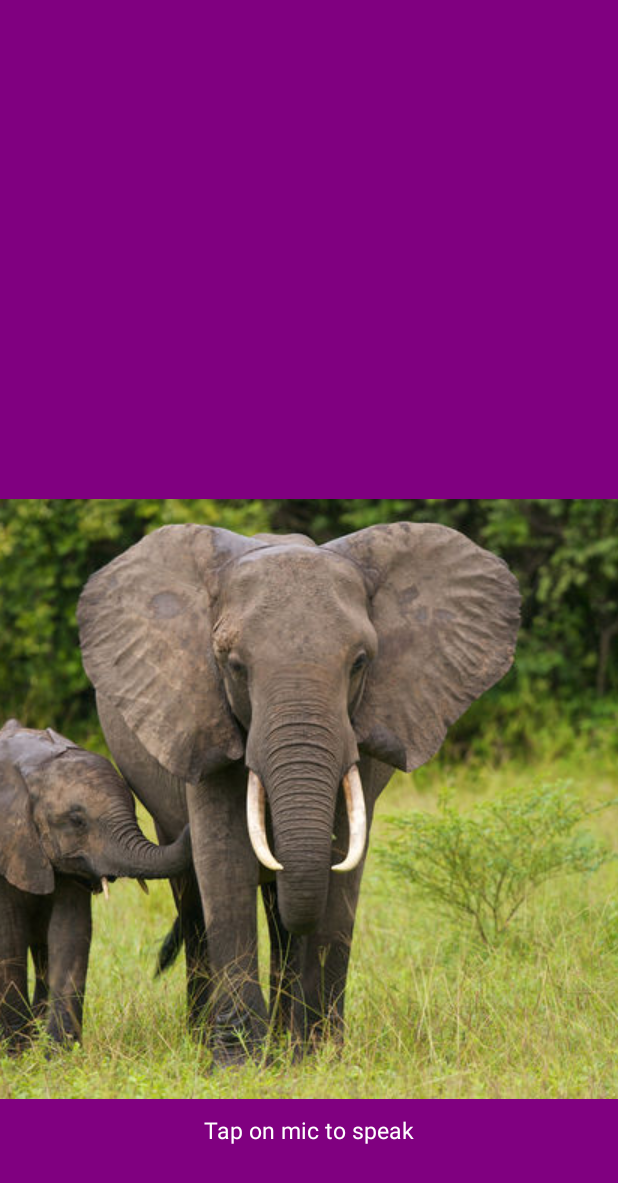
After one commit to jmatholia/standbyme, an Android app: the SpeechText screen opened directly, with no data from a screen before it, on a phone screen of 412 x 824 dp. The commit adds this screen. Shown: the top 1183 px of the screen. Run offline under Robolectric (Android 15) with nearby library versions, the phone set to English and light mode, and no system bars.

Commit message:
Speech Text Recognized, not hooked up

```diff
--- /dev/null
+++ b/app/src/main/java/com/fbhacks/standbyme/SpeechText.java
@@ -0,0 +1,108 @@
+package com.fbhacks.standbyme;
+
+import java.util.ArrayList;
+import java.util.Locale;
+
+import android.app.Activity;
+import android.content.ActivityNotFoundException;
+import android.content.Intent;
+import android.os.Bundle;
+import android.speech.RecognizerIntent;
+import android.util.Log;
+import android.view.Menu;
+import android.view.View;
+import android.widget.ImageButton;
+import android.widget.TextView;
+import android.widget.Toast;
+
+import static android.speech.RecognizerIntent.EXTRA_RESULTS;
+
+
+public class SpeechText extends Activity {
+
+    private TextView txtSpeechInput;
+    private ImageButton btnSpeak;
+    private final int REQ_CODE_SPEECH_INPUT = 100;
+    public String text = "";
+
+    @Override
+    protected void onCreate(Bundle savedInstanceState) {
+        super.onCreate(savedInstanceState);
+        setContentView(R.layout.activity_speech_text);
+
+        txtSpeechInput = (TextView) findViewById(R.id.txtSpeechInput);
+        btnSpeak = (ImageButton) findViewById(R.id.btnSpeak);
+
+        // hide the action bar
+        //getActionBar().hide();
+
+        btnSpeak.setOnClickListener(new View.OnClickListener() {
+
+            @Override
+            public void onClick(View v) {
+                promptSpeechInput();
+            }
+        });
+
+    }
+
+    /**
+     * Showing google speech input dialog
+     * */
+    private void promptSpeechInput() {
+        Intent intent = new Intent(RecognizerIntent.ACTION_RECOGNIZE_SPEECH);
+        intent.putExtra(RecognizerIntent.EXTRA_LANGUAGE_MODEL,
+                RecognizerIntent.LANGUAGE_MODEL_FREE_FORM);
+        intent.putExtra(RecognizerIntent.EXTRA_LANGUAGE, Locale.getDefault());
+        intent.putExtra(RecognizerIntent.EXTRA_PROMPT,
+                getString(R.string.speech_prompt));
+        try {
+            startActivityForResult(intent, REQ_CODE_SPEECH_INPUT);
+        } catch (ActivityNotFoundException a) {
+            Toast.makeText(getApplicationContext(),
+                    getString(R.string.speech_not_supported),
+                    Toast.LENGTH_SHORT).show();
+        }
+    }
+
+    /**
+     * Receiving speech input
+     * */
+    @Override
+    protected void onActivityResult(int requestCode, int resultCode, Intent data) {
+        super.onActivityResult(requestCode, resultCode, data);
+
+        switch (requestCode) {
+            case REQ_CODE_SPEECH_INPUT: {
+                if (resultCode == RESULT_OK && null != data) {
+
+                    ArrayList<String> result = data
+                            .getStringArrayListExtra(EXTRA_RESULTS);
+                    txtSpeechInput.setText(result.get(0));
+                    //data.getStringArrayExtra(RecognizerIntent.EXTRA_RESULTS) = "mom";
+
+                    text = result.get(0).toString();
+                    Log.d("Text: ", text);
+                    if(("mom").equals(text)) {
+                        Log.d("Text: ", "EMERGENCY");
+                    }
+                    else if(("dad").equals(text)){
+                        //facebook messenger location goes to your friends
+                        Log.d("Text: ", "FRIENDS");
+                    }
+
+                }
+                break;
+            }
+
+        }
+    }
+
+    /*@Override
+    public boolean onCreateOptionsMenu(Menu menu) {
+        // Inflate the menu; this adds items to the action bar if it is present.
+        getMenuInflater().inflate(R.menu.main, menu);
+        return true;
+    }
+*/
+}
--- /dev/null
+++ b/app/src/main/res/layout/activity_speech_text.xml
@@ -0,0 +1,46 @@
+<?xml version="1.0" encoding="utf-8"?>
+<RelativeLayout xmlns:android="http://schemas.android.com/apk/res/android"
+    xmlns:tools="http://schemas.android.com/tools"
+    android:layout_width="match_parent"
+    android:layout_height="match_parent"
+    android:background="#800080"
+    android:orientation="vertical" >
+
+    <TextView
+        android:id="@+id/txtSpeechInput"
+        android:layout_width="wrap_content"
+        android:layout_height="wrap_content"
+        android:layout_alignParentTop="true"
+        android:layout_centerHorizontal="true"
+        android:layout_marginTop="100dp"
+        android:textColor="@color/white"
+        android:textSize="26dp"
+        android:textStyle="normal" />
+
+    <LinearLayout
+        android:layout_width="wrap_content"
+        android:layout_height="wrap_content"
+        android:layout_alignParentBottom="true"
+        android:layout_centerHorizontal="true"
+        android:layout_marginBottom="60dp"
+        android:gravity="center"
+        android:orientation="vertical" >
+
+        <ImageButton
+            android:id="@+id/btnSpeak"
+            android:layout_width="wrap_content"
+            android:layout_height="wrap_content"
+            android:background="@null"
+            android:src="@drawable/elephants" />
+
+        <TextView
+            android:layout_width="wrap_content"
+            android:layout_height="wrap_content"
+            android:layout_marginTop="10dp"
+            android:text="@string/tap_on_mic"
+            android:textColor="@color/white"
+            android:textSize="15dp"
+            android:textStyle="normal" />
+    </LinearLayout>
+
+</RelativeLayout>
--- a/app/src/main/res/values/colors.xml
+++ b/app/src/main/res/values/colors.xml
@@ -3,4 +3,7 @@
     <color name="colorPrimary">#3F51B5</color>
     <color name="colorPrimaryDark">#303F9F</color>
     <color name="colorAccent">#FF4081</color>
+    <color name="white">#ffffff</color>
+    <color name="bg_gradient_start">#31244e</color>
+    <color name="bg_gradient_end">#6b394c</color>
 </resources>
--- a/app/src/main/res/values/strings.xml
+++ b/app/src/main/res/values/strings.xml
@@ -11,4 +11,10 @@
     <string name="fb_login_protocol_scheme">fb130687267412688</string>
     <string name="button_send" />
     <string name="title_activity_confirmation">Confirmation</string>
+    <string name="action_settings">Settings</string>
+    <string name="hello_world">Hello world!</string>
+    <string name="speech_prompt">Say something&#8230;</string>
+    <string name="speech_not_supported">Sorry! Your device doesn\'t support speech input</string>
+    <string name="tap_on_mic">Tap on mic to speak</string>
+    <string name="title_activity_speech_text">SpeechText</string>
 </resources>
```
Also changed, not shown: app/src/main/AndroidManifest.xml (+19 -3 lines), app/src/main/java/com/fbhacks/standbyme/DummyHome.java (+5 -3 lines), app/src/main/res/layout/content_dummy_home.xml (+9 -0 lines), app/src/main/res/layout/content_speech_text.xml (added, +16 -0 lines), app/src/main/res/drawable/elephants.jpg (added).
